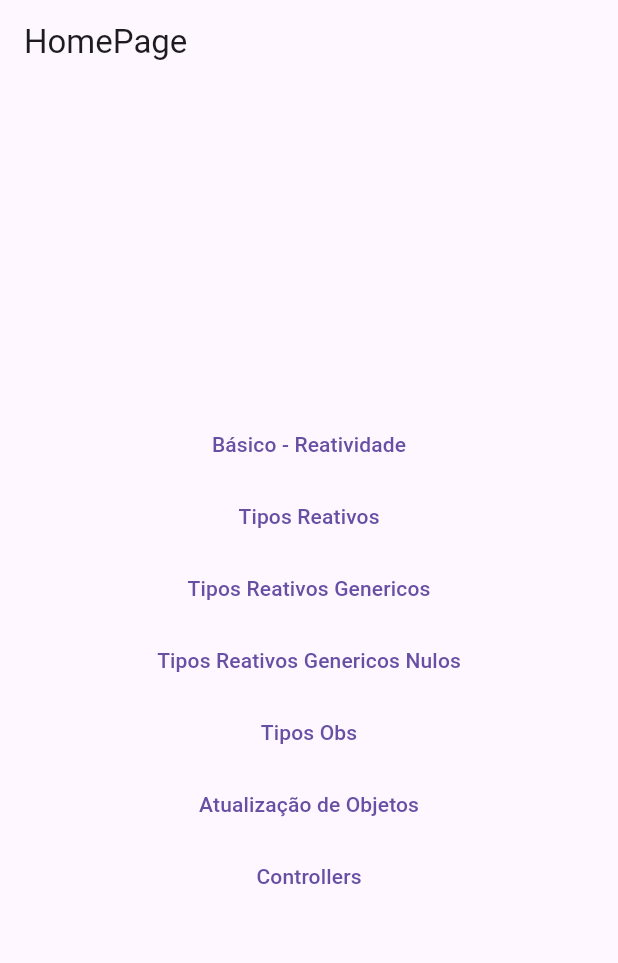
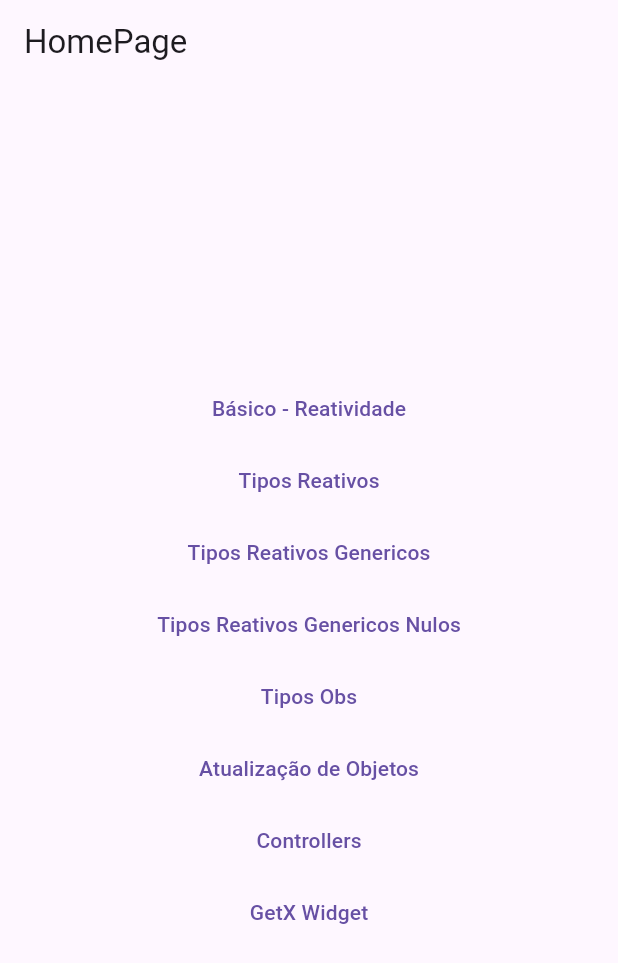
Before and after one commit to enzozami/flutter-getx-state-manager-study, a Flutter app: the screen it shows after launch, on a phone screen of 412 x 824 dp. Shown: the top 963 px of the screen. Run offline on Flutter 3.47's test engine with Material 3 defaults, Android fonts, the phone set to English and light mode, and no system bars; our stand-ins replace get.

Commit message:
feat(getx): A mesma coisa que o .obs, porem ele é mais utilizado quando precisa de uma inicialização [ nao precisa de bindings nesse caso]

```diff
--- a/lib/home_page.dart
+++ b/lib/home_page.dart
@@ -40,6 +40,10 @@ class HomePage extends StatelessWidget {
               onPressed: () => Get.toNamed('/controllers'),
               child: Text('Controllers'),
             ),
+            TextButton(
+              onPressed: () => Get.toNamed('/getxWidget'),
+              child: Text('GetX Widget'),
+            ),
           ],
         ),
       ),
--- a/lib/main.dart
+++ b/lib/main.dart
@@ -6,6 +6,7 @@ import 'package:get_state_manager/basico/reatividade_page.dart';
 import 'package:get_state_manager/controllers/controllers_home_page.dart';
 import 'package:get_state_manager/controllers/getxcontroller_example/controller.dart';
 import 'package:get_state_manager/controllers/getxcontroller_example/getx_controller_example_page.dart';
+import 'package:get_state_manager/getx_widget/getx_widget/getx_widget_page.dart';
 import 'package:get_state_manager/home_page.dart';
 import 'package:get_state_manager/tipos/tipos_obs_page.dart';
 import 'package:get_state_manager/tipos/tipos_reativos_genericos_nulos_page.dart';
@@ -43,6 +44,10 @@ class MyApp extends StatelessWidget {
             ),
           ],
         ),
+        GetPage(
+          name: '/getxWidget',
+          page: () => GetxWidgetPage(),
+        ),
       ],
     );
   }
```
Also changed, not shown: lib/getx_widget/getx_widget/getx_widget_controller.dart (added, +11 -0 lines), lib/getx_widget/getx_widget/getx_widget_page.dart (added, +33 -0 lines).
